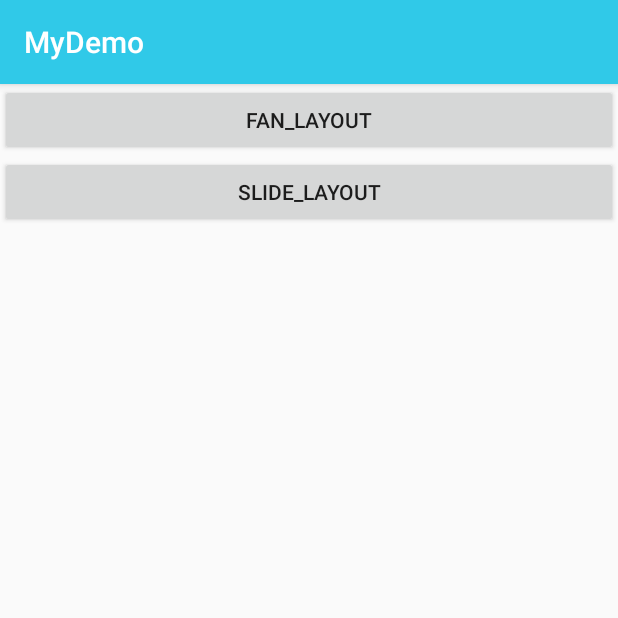
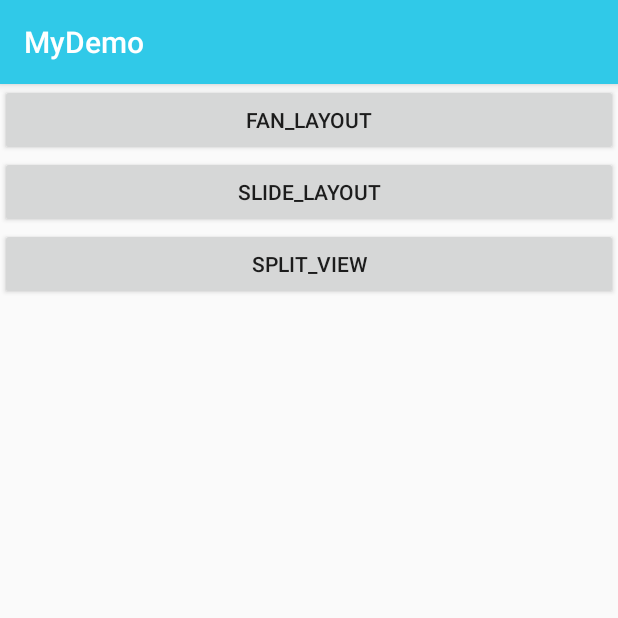
Before and after one commit to conanlee88/personal_demos, an Android app: the ViewEffectActivity screen opened directly, with no data from a screen before it, on a phone screen of 412 x 824 dp, the top half of it. Run offline under Robolectric (Android 15) with nearby library versions, the phone set to English and light mode, and no system bars; our stand-ins replace data binding.

Commit message:
add split view in project

```diff
--- a/app/src/main/AndroidManifest.xml
+++ b/app/src/main/AndroidManifest.xml
@@ -39,6 +39,7 @@
         <activity android:name=".activity.game.GameHomeActivity"/>
         <activity android:name=".activity.game.puzzle.ui.PuzzleMainActivity"/>
         <activity android:name=".activity.game.puzzle.ui.PuzzleGameActivity"/>
+        <activity android:name=".activity.SplitViewActivity"/>
     </application>
 
 </manifest>
--- a/app/src/main/java/com/daydayup/mydemo/activity/ViewEffectActivity.java
+++ b/app/src/main/java/com/daydayup/mydemo/activity/ViewEffectActivity.java
@@ -11,7 +11,6 @@ import com.daydayup.mydemo.R;
 import com.daydayup.mydemo.databinding.ActivityViewEffectBinding;
 
 /**
- *
  * Created by conan on 2018/7/18.
  */
 
@@ -41,14 +40,14 @@ public class ViewEffectActivity extends AppCompatActivity {
 
     private void initView() {
         mViewEffectBinding = DataBindingUtil.setContentView(ViewEffectActivity.this,
-                R.layout.activity_view_effect);
+            R.layout.activity_view_effect);
     }
 
     private void initEvent() {
         mViewEffectBinding.fanLayout.setOnClickListener(new View.OnClickListener() {
             @Override
             public void onClick(View v) {
-                Intent intent = new Intent(ViewEffectActivity.this,FanLayoutActivity.class);
+                Intent intent = new Intent(ViewEffectActivity.this, FanLayoutActivity.class);
                 startActivity(intent);
             }
         });
@@ -56,8 +55,15 @@ public class ViewEffectActivity extends AppCompatActivity {
         mViewEffectBinding.slideLayout.setOnClickListener(new View.OnClickListener() {
             @Override
             public void onClick(View v) {
-                Intent intent = new Intent(ViewEffectActivity.this,SlideLayoutActivity.class);
+                Intent intent = new Intent(ViewEffectActivity.this, SlideLayoutActivity.class);
                 startActivity(intent);
+            }
+        });
+
+        mViewEffectBinding.splitView.setOnClickListener(new View.OnClickListener() {
+            @Override
+            public void onClick(View v) {
+                SplitViewActivity.start(ViewEffectActivity.this);
             }
         });
     }
--- /dev/null
+++ b/app/src/main/res/layout/activity_split_view.xml
@@ -0,0 +1,6 @@
+<?xml version="1.0" encoding="utf-8"?>
+<FrameLayout xmlns:android="http://schemas.android.com/apk/res/android"
+             android:layout_width="match_parent"
+             android:layout_height="match_parent">
+
+</FrameLayout>
--- a/app/src/main/res/layout/activity_view_effect.xml
+++ b/app/src/main/res/layout/activity_view_effect.xml
@@ -22,6 +22,12 @@
                 android:layout_width="match_parent"
                 android:layout_height="wrap_content"
                 android:text="slide_layout"/>
+
+            <Button
+                android:id="@+id/split_view"
+                android:layout_width="match_parent"
+                android:layout_height="wrap_content"
+                android:text="split_view"/>
         </LinearLayout>
     </ScrollView>
 </layout>
```
Also changed, not shown: app/src/main/java/com/daydayup/mydemo/activity/SplitViewActivity.java (added, +27 -0 lines).
